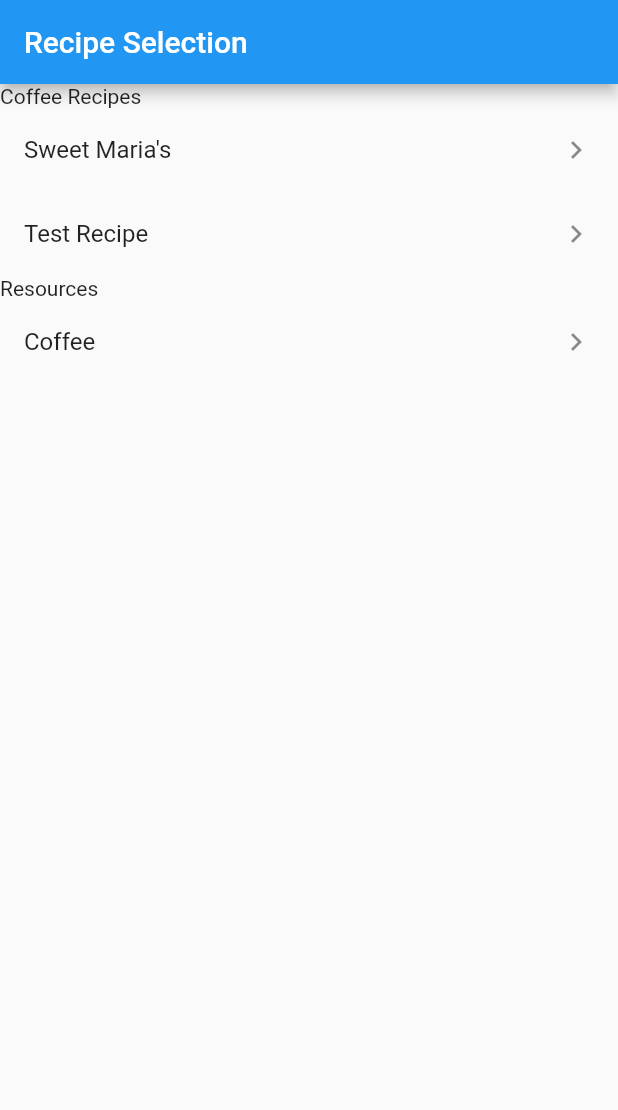
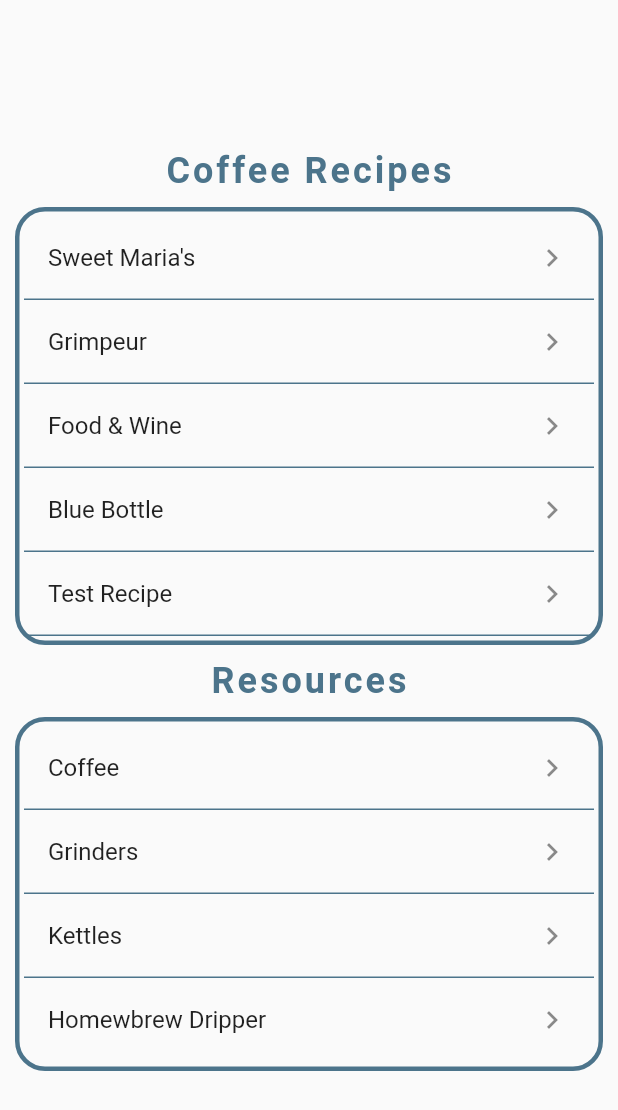
Before and after one commit to jjacobson01/Homebrew-Dripper-Flutter-Dart, a Flutter app: the screen it shows after launch, on a phone screen of 412 x 824 dp. Shown: the top 1110 px of the screen. Run offline on Flutter 3.47's test engine with Material 2 defaults, Android fonts, the phone set to English and light mode, and no system bars; Roboto replaces fonts that are missing (Kollektif).

Commit message:
first set of tasks completed

```diff
--- a/lib/main.dart
+++ b/lib/main.dart
@@ -1,5 +1,5 @@
 import 'package:flutter/material.dart';
-import 'screens/recipe_selection_screen.dart';
+import 'screens/splash_screen.dart';
 
 void main() {
   runApp(MyApp());
@@ -27,7 +27,7 @@ class MyApp extends StatelessWidget {
         // closer together (more dense) than on mobile platforms.
         visualDensity: VisualDensity.adaptivePlatformDensity,
       ),
-      home: RecipeSelectionScreen(),
+      home: SplashScreen(),
     );
   }
 }
--- a/lib/screens/recipe_selection_screen.dart
+++ b/lib/screens/recipe_selection_screen.dart
@@ -2,23 +2,58 @@ import 'package:flutter/material.dart';
 import 'package:homebrew_dripper/models/coffee_recipe.dart';
 import 'package:homebrew_dripper/screens/recipe_detail_screen.dart';
 import 'package:homebrew_dripper/utils/coffee_data.dart';
+//import 'dart:js' as js;
 
 class RecipeSelectionScreen extends StatelessWidget {
   @override
   Widget build(BuildContext context) {
     return Scaffold(
+        /*
         appBar: AppBar(
           title: Text("Recipe Selection"),
+        ), */
+        body: Center(
+      child: Column(
+        mainAxisAlignment: MainAxisAlignment.center,
+        children: [
+          Text("Coffee Recipes",
+              key: Key("coffee-recipes"),
+              style: TextStyle(
+                  fontFamily: 'Kollektif',
+                  fontSize: 24,
+                  fontWeight: FontWeight.bold,
+                  letterSpacing: 2,
+                  color: Color(0xff4c748b))),
+          new Container(
+            margin: const EdgeInsets.all(10.0),
+            padding: const EdgeInsets.all(3.0),
+            decoration: BoxDecoration(
+              border: Border.all(color: Color(0xff4c748b), width: 3),
+              borderRadius: BorderRadius.all(Radius.circular(20)),
             ),
-      body: ListView(
-        children: [
-          Text("Coffee Recipes", key: Key("coffee-recipes")),
-          RecipeList(),
-          Text("Resources"),
-          ResourceList()
+            child: RecipeList(),
+          ),
+          //RecipeList(),
+          Text("Resources",
+              style: TextStyle(
+                  fontFamily: 'Kollektif',
+                  fontSize: 24,
+                  fontWeight: FontWeight.bold,
+                  letterSpacing: 2,
+                  color: Color(0xff4c748b))),
+          new Container(
+            margin: const EdgeInsets.all(10.0),
+            padding: const EdgeInsets.all(3.0),
+            decoration: BoxDecoration(
+              border: Border.all(color: Color(0xff4c748b), width: 3),
+              borderRadius: BorderRadius.all(Radius.circular(20)),
+            ),
+            child: ResourceList(),
+          ),
+          //ResourceList()
         ],
       ),
-    );
+    ));
   }
 }
 
@@ -30,16 +65,22 @@ class RecipeList extends StatelessWidget {
     return Column(
       children: [
         for (CoffeeRecipe recipe in recipes)
+          Column(children: [
             ListTile(
                 title: Text(recipe.name),
-              trailing: Icon(Icons.chevron_right),
+                trailing: Icon(
+                  Icons.chevron_right,
+                  key: Key(recipe.name),
+                ),
                 onTap: () {
                   Navigator.push(
                     context,
                     MaterialPageRoute(
                         builder: (context) => RecipeDetailScreen(recipe)),
                   );
-              })
+                }),
+            Divider(thickness: 1, color: Color(0xff4C748B), height: 0),
+          ]),
       ],
     );
   }
@@ -53,7 +94,42 @@ class ResourceList extends StatelessWidget {
         ListTile(
             title: Text("Coffee"),
             trailing: Icon(Icons.chevron_right),
-        )
+            onTap: () {
+              /*Navigator.push(
+                  context,*/
+              /*js.context.callMethod(
+                  'open', ['https://www.coffeestore.com/corona/beans.html']);*/
+            }),
+        Divider(thickness: 1, color: Color(0xff4C748B), height: 0),
+        ListTile(
+            title: Text("Grinders"),
+            trailing: Icon(Icons.chevron_right),
+            onTap: () {
+              /*Navigator.push(
+                  context,*/
+              /*js.context.callMethod(
+                  'coffee', ['https://www.coffeestore.com/corona/beans.html']);*/
+            }),
+        Divider(thickness: 1, color: Color(0xff4C748B), height: 0),
+        ListTile(
+            title: Text("Kettles"),
+            trailing: Icon(Icons.chevron_right),
+            onTap: () {
+              /*Navigator.push(
+                  context,*/
+              /*js.context.callMethod(
+                  'coffee', ['https://www.coffeestore.com/corona/beans.html']);*/
+            }),
+        Divider(thickness: 1, color: Color(0xff4C748B), height: 0),
+        ListTile(
+            title: Text("Homewbrew Dripper"),
+            trailing: Icon(Icons.chevron_right),
+            onTap: () {
+              /*Navigator.push(
+                  context,*/
+              /*js.context.callMethod(
+                  'coffee', ['https://www.coffeestore.com/corona/beans.html']);*/
+            }),
       ],
     );
   }
```
Also changed, not shown: lib/screens/recipe_detail_screen.dart (+24 -4 lines), lib/screens/splash_screen.dart (added, +48 -0 lines), lib/utils/coffee_data.dart (+58 -1 lines), test_driver/app_test.dart (+67 -9 lines), 1 other file. Lines whose indentation alone changed are shown as unchanged.
